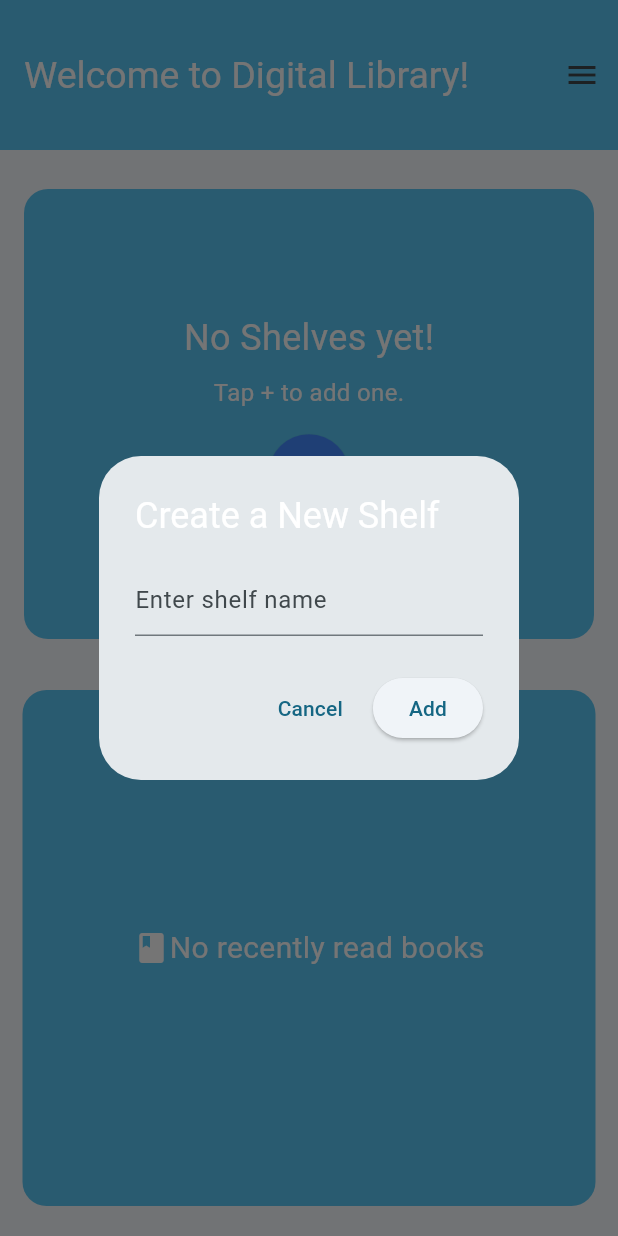
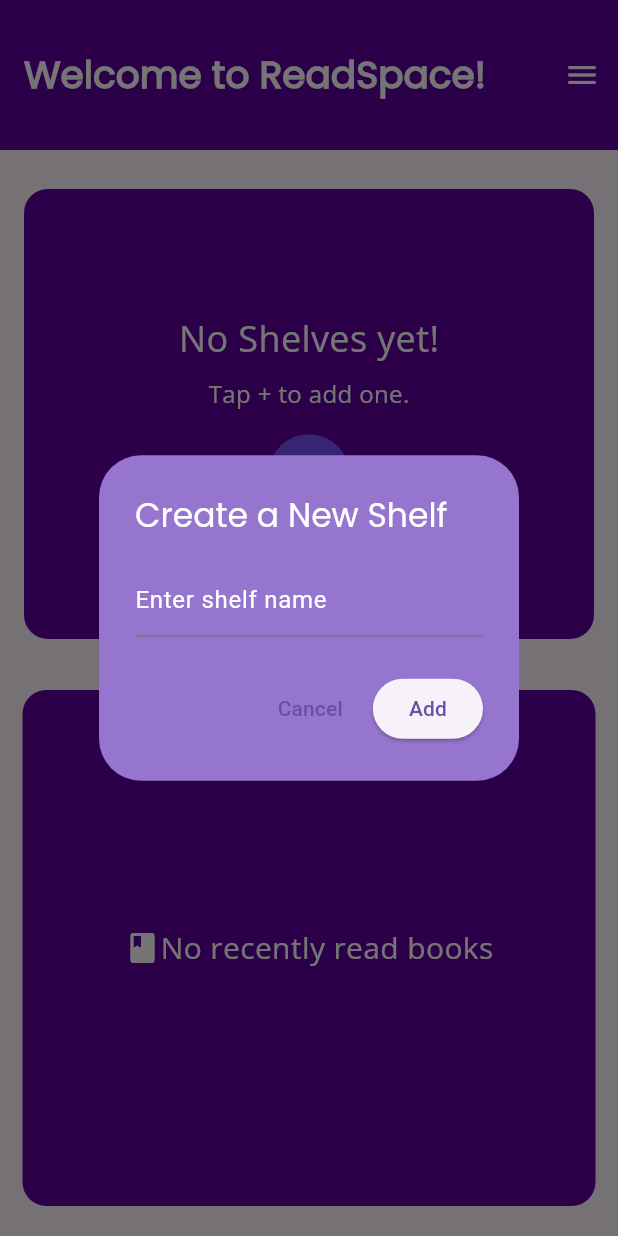
Before and after one commit to MiniProject25/digital_library, a Flutter app: the screen it shows after launch, after a tap on the "add" icon, on a phone screen of 412 x 824 dp. Run offline on Flutter 3.47's test engine with Material 3 defaults, Android fonts, the phone set to English and light mode, and no system bars; our stand-ins replace file_picker, sqflite; missing offline and left inert: syncfusion_flutter_pdfviewer; accounts and stored records are empty; Roboto replaces fonts that are missing (Lucida).

Commit message:
Updates: added fonts and reworked the homepage (again lol)

```diff
--- a/lib/main.dart
+++ b/lib/main.dart
@@ -16,29 +16,6 @@ class MyApp extends StatelessWidget {
   @override
   Widget build(BuildContext context) {
     return MaterialApp(
-      theme: ThemeData(
-        colorScheme: ColorScheme.fromSeed(
-          seedColor: Color.fromRGBO(90, 198, 244, 1),
-          brightness: Brightness.light,
-        ),
-        textTheme: TextTheme(
-          displayLarge: TextStyle(color: Colors.white),
-          displayMedium: TextStyle(color: Colors.white),
-          displaySmall: TextStyle(color: Colors.white),
-          headlineLarge: TextStyle(color: Colors.white),
-          headlineMedium: TextStyle(color: Colors.white),
-          headlineSmall: TextStyle(color: Colors.white),
-          bodyLarge: TextStyle(color: Colors.white70),
-          bodyMedium: TextStyle(color: Colors.white70),
-          bodySmall: TextStyle(color: Colors.white70),
-          titleLarge: TextStyle(color: Colors.white),
-          titleMedium: TextStyle(color: Colors.white),
-          titleSmall: TextStyle(color: Colors.white),
-          labelLarge: TextStyle(color: Colors.white),
-          labelMedium: TextStyle(color: Colors.white),
-          labelSmall: TextStyle(color: Colors.white),
-        ),
-      ),
       debugShowCheckedModeBanner: false,
       navigatorObservers: [routeObserver],
 
--- a/lib/screens/addShelfScreen.dart
+++ b/lib/screens/addShelfScreen.dart
@@ -24,10 +24,15 @@ class _addShelfScreenState extends State<addShelfScreen> {
   @override
   Widget build(BuildContext context) {
     return AlertDialog(
+      titleTextStyle: TextStyle(fontFamily: 'Poppins', fontSize: 22,),
+      backgroundColor: Colors.deepPurple.shade300,
       title: Text("Create a New Shelf"),
       content: TextField(
         controller: _shelfName,
-        decoration: InputDecoration(hintText: "Enter shelf name"),
+        decoration: InputDecoration(
+          hintText: "Enter shelf name",
+          hintStyle: TextStyle(color: Colors.white)
+        ),
       ),
       actions: [
         // Closes the dialog without saving
--- a/lib/screens/homeScreen.dart
+++ b/lib/screens/homeScreen.dart
@@ -98,18 +98,22 @@ class _homeScreenState extends State<homeScreen> with RouteAware {
   @override
   Widget build(BuildContext context) {
     return Scaffold(
+      // backgroundColor: Color.fromRGBO(137, 157, 239, 1),
       /// App bar with a welcoming message
       appBar: AppBar(
-        title: Text("Welcome to Digital Library!"),
-        backgroundColor: Color.fromRGBO(90, 198, 244, 1),
+        title: Text("Welcome to ReadSpace!"),
+        backgroundColor: Color.fromRGBO(94, 0, 159, 1),
         titleTextStyle: TextStyle(
             color: const Color.fromARGB(255, 255, 255, 255),
             fontSize: 25,
-            fontFamily: 'Lucida',
+            fontFamily: 'Poppins',
             overflow: TextOverflow.ellipsis,
-            backgroundColor: Color.fromRGBO(90, 198, 244, 1)),
+            fontWeight: FontWeight.bold,),
         centerTitle: false,
         toolbarHeight: 100,
+        iconTheme: IconThemeData(
+          color: Colors.white
+        ),
       ),
 
       /// Drawer for future settings or advanced options
@@ -145,7 +149,7 @@ class _homeScreenState extends State<homeScreen> with RouteAware {
             padding: EdgeInsets.symmetric(horizontal: 16.0, vertical: 26),
             child: Container(
               decoration: BoxDecoration(
-                color: Color.fromRGBO(90, 198, 244, 1),
+                color: Color.fromRGBO(94, 0, 159, 1),
                 borderRadius: BorderRadius.circular(16.0),
               ),
               width: double.infinity,
@@ -157,6 +161,7 @@ class _homeScreenState extends State<homeScreen> with RouteAware {
                         Text(
                           "No Shelves yet!",
                           style: TextStyle(
+                            fontFamily: 'OpenSans',
                             fontSize: 24,
                             color: Colors.white,
                           ),
@@ -165,6 +170,7 @@ class _homeScreenState extends State<homeScreen> with RouteAware {
                         Text(
                           "Tap + to add one.",
                           style: TextStyle(
+                            fontFamily: 'OpenSans',
                             fontSize: 16,
                             color: Colors.white,
                           ),
@@ -190,7 +196,7 @@ class _homeScreenState extends State<homeScreen> with RouteAware {
                           },
                           style: ElevatedButton.styleFrom(
                             shape: CircleBorder(),
-                            backgroundColor: Colors.blueAccent,
+                            backgroundColor: Colors.deepPurpleAccent,
                             padding: EdgeInsets.all(18),
                           ),
                           child: Icon(
@@ -244,7 +250,7 @@ class _homeScreenState extends State<homeScreen> with RouteAware {
             child: Container(
               decoration: BoxDecoration(
                 borderRadius: BorderRadius.circular(16.0),
-                color: Color.fromRGBO(90, 198, 244, 1),
+                color: Color.fromRGBO(94, 0, 159, 1),
               ),
               width: MediaQuery.of(context).size.width,
               margin: EdgeInsets.only(bottom: 20, left: 15, right: 15),
@@ -259,7 +265,8 @@ class _homeScreenState extends State<homeScreen> with RouteAware {
                         Icon(Icons.book, color: Colors.white,),
                         Text(
                           "No recently read books",
-                          style: TextStyle(color: Colors.white, fontSize: 20),
+                          style: TextStyle(color: Colors.white, fontSize: 20, fontFamily: 'OpenSans',),
+
                         ),
                       ],
                     ))
--- a/lib/widgets/shelfCard.dart
+++ b/lib/widgets/shelfCard.dart
@@ -21,24 +21,19 @@ class shelfCard extends StatelessWidget {
         margin: const EdgeInsets.all(10),
         width: 150,
         decoration: BoxDecoration(
-          color: Colors.grey[200],
+          color: const Color.fromARGB(255, 91, 52, 159),
           borderRadius: BorderRadius.circular(10),
           border: Border.all(color: Colors.black12),
-          boxShadow: [
-            BoxShadow(
-              color: Colors.grey,
-              spreadRadius: 2,
-              blurRadius: 5,
-              offset: Offset(0, 3)
-            ),
-          ]
+
         ),
         child: Center(
           child: Text(
             title,
             style: TextStyle(
+              color: Colors.white,
               fontSize: 16,
-              fontWeight: FontWeight.w500,
+              // fontWeight: FontWeight.w500,
+              fontFamily: 'OpenSans'
             ),
             textAlign: TextAlign.center,
           ),
```
Also changed, not shown: pubspec.yaml (+8 -0 lines), assets/fonts/OpenSans-Regular.ttf (added), assets/fonts/Poppins-Regular.ttf (added).
